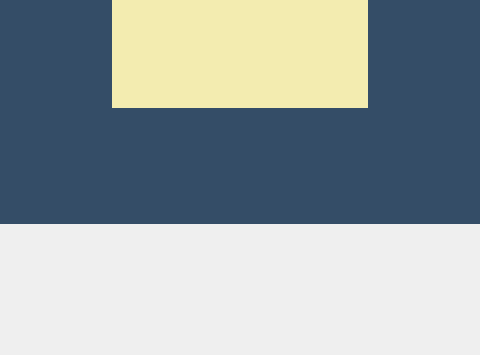
The window that checkIn.ui (mxrked/Medical-Office-Administration) describes before a commit, drawn with Qt 5; both pictures show x 389 to 869 and y 445 to 800 of the 1260 by 800 pixel window.
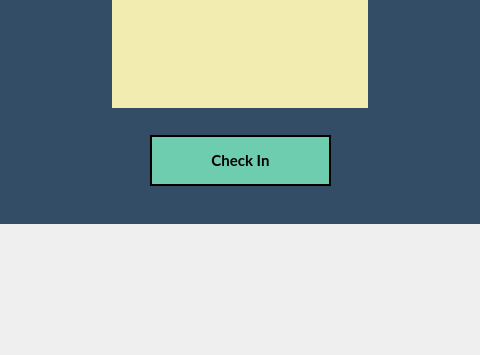
The same window after the commit. Icons and pictures are not drawn.

Diff of the .ui file:
```diff
--- a/checkIn.ui
+++ b/checkIn.ui
@@ -519,6 +519,45 @@
        </item>
       </layout>
      </widget>
+     <widget class="QPushButton" name="Btn_CheckIn">
+      <property name="geometry">
+       <rect>
+        <x>520</x>
+        <y>470</y>
+        <width>181</width>
+        <height>51</height>
+       </rect>
+      </property>
+      <property name="font">
+       <font>
+        <family>Lato</family>
+        <pointsize>11</pointsize>
+        <weight>75</weight>
+        <bold>true</bold>
+       </font>
+      </property>
+      <property name="cursor">
+       <cursorShape>PointingHandCursor</cursorShape>
+      </property>
+      <property name="styleSheet">
+       <string notr="true">QPushButton {
+	border-image: none;
+	background-color: #6ECCAF;
+	color: black;
+	border: 2px solid black;
+}
+
+QPushButton::hover {
+	background-color: rgb(139, 231, 100);
+	color: white;
+}
+
+</string>
+      </property>
+      <property name="text">
+       <string>Check In</string>
+      </property>
+     </widget>
     </widget>
    </widget>
   </widget>
```
Left out of the diff: 4 changed lines with no effect on the pictures.
